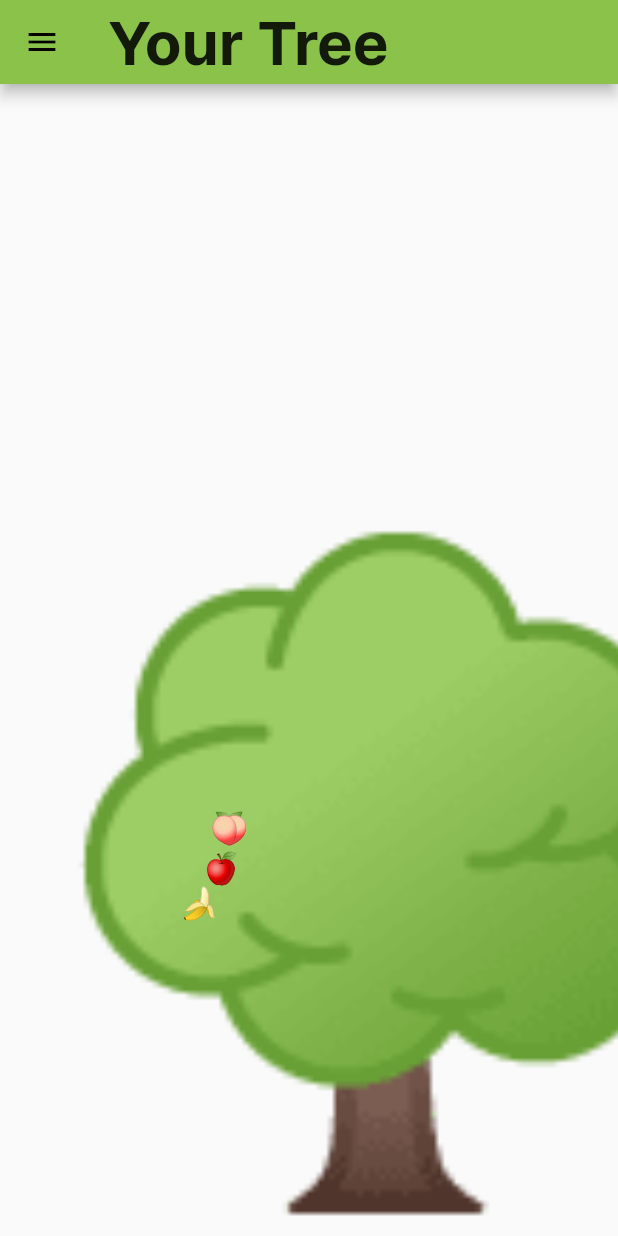
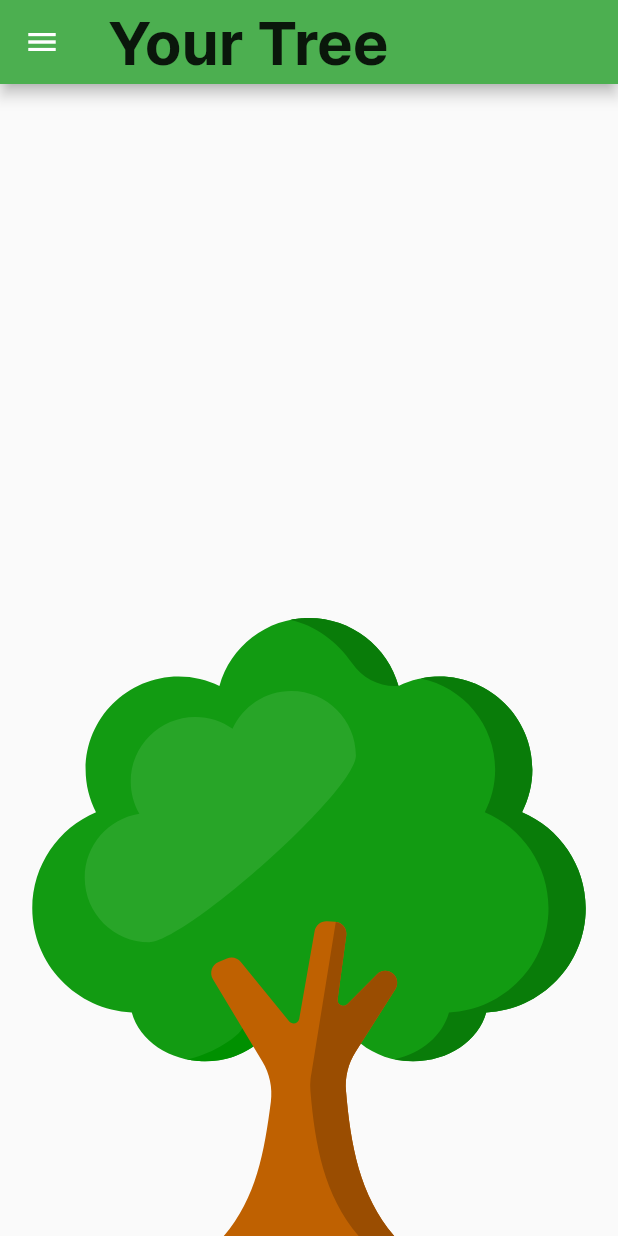
Before and after one commit to learyjk/focus_farmer, a Flutter app: the TreeScreen screen opened by its route, on a phone screen of 412 x 824 dp. Run offline on Flutter 3.47's test engine with Material 2 defaults, Android fonts, the phone set to English and light mode, and no system bars; our stand-ins replace carousel_slider, circular_countdown_timer, flutter_svg, numberpicker.

Commit message:
grphics updates, bug fixes, plotting function, org

```diff
--- a/lib/constants.dart
+++ b/lib/constants.dart
@@ -3,8 +3,10 @@ import 'package:flutter/material.dart';
 final kGreen = Colors.lightGreen[300];
 final kRed = Colors.red[300];
 
+const double fruitScaleFactor = 0.03;
+
 //const double treeSize = 400;
-const double fruitSize = 50;
+//const double fruitSize = 50;
 
 // Old Code I'm afraid to delete
 // double treeSize = MediaQuery.of(context).size.width;
--- a/lib/main.dart
+++ b/lib/main.dart
@@ -17,8 +17,10 @@ class MyApp extends StatelessWidget {
       create: (context) => FruitStack(),
       child: MaterialApp(
           title: 'Focus Farmer',
+          //themeMode: ThemeMode.dark,
+          darkTheme: ThemeData.dark().copyWith(),
           theme: ThemeData(
-            primarySwatch: Colors.lightGreen,
+            primarySwatch: Colors.green,
             fontFamily: 'Inter',
             textTheme: ThemeData.light().textTheme.copyWith(
                   bodyText1: TextStyle(
--- a/lib/providers/fruit_stack.dart
+++ b/lib/providers/fruit_stack.dart
@@ -3,24 +3,27 @@ import 'package:focus_farmer/providers/stack_item.dart';
 
 class FruitStack with ChangeNotifier {
   List<StackItem> _fruitStack = [
-    StackItem(
-        id: '1',
-        value: '🍎',
-        xCoord: 135,
-        yCoord: 227,
-        dateTime: DateTime.now()),
-    StackItem(
-        id: '2',
-        value: '🍑',
-        xCoord: 140,
-        yCoord: 200,
-        dateTime: DateTime.now()),
-    StackItem(
-        id: '3',
-        value: '🍌',
-        xCoord: 120,
-        yCoord: 250,
-        dateTime: DateTime.now())
+    // StackItem(
+    //     id: '1',
+    //     label: 'Apple',
+    //     assetPath: 'assets/images/fruits/apple.svg',
+    //     distFromLeft: 0.00,
+    //     distFromTop: 0.00,
+    //     dateTime: DateTime.now()),
+    // StackItem(
+    //     id: '2',
+    //     label: 'Apricot',
+    //     assetPath: 'assets/images/fruits/apricot.svg',
+    //     distFromLeft: 1.1,
+    //     distFromTop: 1.1,
+    //     dateTime: DateTime.now()),
+    // StackItem(
+    //     id: '3',
+    //     label: 'Banana',
+    //     assetPath: 'assets/images/fruits/bananas.svg',
+    //     distFromLeft: 0.27,
+    //     distFromTop: 0.19,
+    //     dateTime: DateTime.now())
   ];
 
   FruitStack();
--- a/lib/providers/stack_item.dart
+++ b/lib/providers/stack_item.dart
@@ -2,15 +2,17 @@ import 'package:flutter/cupertino.dart';
 
 class StackItem {
   final String id;
-  final Object value;
-  final double xCoord;
-  final double yCoord;
+  final String assetPath;
+  final Object label;
+  final double unitRadius;
+  final double unitAngle;
   final DateTime dateTime;
 
   StackItem(
       {@required this.id,
-      @required this.value,
-      @required this.xCoord,
-      @required this.yCoord,
+      @required this.assetPath,
+      @required this.label,
+      @required this.unitRadius,
+      @required this.unitAngle,
       @required this.dateTime});
 }
--- a/lib/screens/tree_screen.dart
+++ b/lib/screens/tree_screen.dart
@@ -4,6 +4,8 @@ import 'package:focus_farmer/providers/fruit_stack.dart';
 import 'package:focus_farmer/widgets/app_drawer.dart';
 import 'package:focus_farmer/widgets/stack_item_widget.dart';
 import 'package:provider/provider.dart';
+import 'package:flutter_svg/flutter_svg.dart';
+import 'package:focus_farmer/providers/stack_item.dart';
 
 class TreeScreen extends StatefulWidget {
   static const String routeName = '/tree-screen';
@@ -13,40 +15,62 @@ class TreeScreen extends StatefulWidget {
 }
 
 class _TreeScreenState extends State<TreeScreen> {
-  generateRandomPosition(double itemSize, double treeSize) {
-    double radius = (MediaQuery.of(context).size.width / 2) - (3 * itemSize);
-    double midTreeH = treeSize / 2;
-    double midTreeW = (MediaQuery.of(context).size.width / 2);
+  // List generateRandomPosition() {
+  //   final squareLength = MediaQuery.of(context).size.width;
+  //   final maxRadius = squareLength / 2 * 0.6;
+  //   var rand = Random();
+  //
+  //   final origin = [
+  //     squareLength / 2,
+  //     squareLength / 2 - squareLength * 0.15,
+  //   ];
+  //
+  //   final randomRadius = maxRadius * rand.nextDouble();
+  //   final randomAngle = 2 * pi * rand.nextDouble();
+  //
+  //   // print('random radius $randomRadius');
+  //   // print('random angle $randomAngle');
+  //
+  //   final xTrans = randomRadius * cos(randomAngle);
+  //   final yTrans = randomRadius * sin(randomAngle);
+  //
+  //   // print('xTrans $xTrans');
+  //   // print('yTrans $yTrans');
+  //
+  //   origin[0] = origin[0] + xTrans;
+  //   origin[1] = origin[1] + yTrans;
+  //
+  //   // print(origin);
+  //
+  //   return origin;
+  // }
 
-    var rand = Random();
-    var t = 2 * pi * rand.nextDouble(); //random angle
-    var r = rand.nextDouble() * radius;
-
-    var xCoord = midTreeW + r * cos(t);
-    var yCoord = midTreeH + r * sin(t);
-
-    // print('x: $xCoord');
-    // print('y: $yCoord');
-    return [xCoord, yCoord];
-  }
+  // function to test plotting of fruit on the tree
+  // void testFruitPlot(List<Widget> myList) {
+  //   for (int i = 0; i < 100; i++) {
+  //     final pos = generateRandomPosition();
+  //
+  //     final newItem = StackItem(
+  //         id: '1',
+  //         assetPath: 'assets/images/fruits/apple.svg',
+  //         label: 'Apple',
+  //         unitRadius: pos[0],
+  //         unitAngle: pos[1],
+  //         dateTime: DateTime.now());
+  //     myList.add(StackItemWidget(newItem));
+  //   }
+  // }
 
   List<Widget> generateTreeAndItemsList() {
     List<Widget> stackList = [];
+    final Widget treeSvg = SvgPicture.asset(
+      'assets/images/tree.svg',
+      semanticsLabel: 'Productivity Tree',
+      width: MediaQuery.of(context).size.width,
+      height: MediaQuery.of(context).size.width,
+    );
 
-    // Add the tree
-    stackList.add(
-      RichText(
-        text: TextSpan(
-          text: '',
-          children: [
-            TextSpan(
-              text: '🌳',
-              style: TextStyle(fontSize: MediaQuery.of(context).size.width),
-            ),
-          ],
-        ),
-      ),
-    );
+    stackList.add(treeSvg);
 
     // Add the fruit
     var fruitToAdd = Provider.of<FruitStack>(context).fruitStack;
@@ -54,6 +78,8 @@ class _TreeScreenState extends State<TreeScreen> {
     fruitToAdd.map((item) {
       stackList.add(StackItemWidget(item));
     }).toList();
+
+    // testFruitPlot(stackList);
 
     return stackList;
   }
@@ -73,13 +99,12 @@ class _TreeScreenState extends State<TreeScreen> {
       body: Container(
         height: MediaQuery.of(context).size.height,
         width: MediaQuery.of(context).size.width,
-        child: Column(
-          mainAxisAlignment: MainAxisAlignment.end,
-          children: [
-            Stack(
-              children: stackList,
-            ),
-          ],
+        child: FittedBox(
+          child: Stack(
+            children: stackList,
+          ),
+          //fit: BoxFit.fitWidth,
+          alignment: Alignment.bottomCenter,
         ),
       ),
     );
--- a/lib/widgets/stack_item_widget.dart
+++ b/lib/widgets/stack_item_widget.dart
@@ -1,5 +1,8 @@
 import 'package:flutter/material.dart';
 import 'package:focus_farmer/providers/stack_item.dart';
+import 'package:focus_farmer/constants.dart';
+import 'package:flutter_svg/flutter_svg.dart';
+import 'dart:math';
 
 class StackItemWidget extends StatelessWidget {
   final StackItem item;
@@ -8,22 +11,58 @@ class StackItemWidget extends StatelessWidget {
 
   @override
   Widget build(BuildContext context) {
-    double fruitSize = MediaQuery.of(context).size.width * 0.05;
+    final screenWidth = MediaQuery.of(context).size.width;
+
+    List<double> getTreeCoordinatesForFruit(StackItem item) {
+      final double squareLength = screenWidth;
+      final double maxRadius = squareLength / 2 * 0.6;
+
+      // initialize with middle coord.
+      final List<double> coordinates = [
+        squareLength / 2,
+        squareLength / 2 - squareLength * 0.15,
+      ];
+
+      final randomRadius = maxRadius * item.unitRadius;
+      final randomAngle = 2 * pi * item.unitAngle;
+
+      // print('random radius $randomRadius');
+      // print('random angle $randomAngle');
+
+      final xTrans = randomRadius * cos(randomAngle);
+      final yTrans = randomRadius * sin(randomAngle);
+
+      // print('xTrans $xTrans');
+      // print('yTrans $yTrans');
+
+      coordinates[0] = coordinates[0] + xTrans;
+      coordinates[1] = coordinates[1] + yTrans;
+
+      print(coordinates);
+
+      return coordinates;
+    }
+
+    final List<double> coords = getTreeCoordinatesForFruit(item);
 
     return Positioned(
-      left: item.xCoord,
-      top: item.yCoord,
-      child: RichText(
-        text: TextSpan(
-          text: '',
-          children: [
-            TextSpan(
-              text: item.value,
-              style: TextStyle(fontSize: fruitSize),
-            ),
-          ],
-        ),
+      left: coords[0],
+      top: coords[1],
+      child: SvgPicture.asset(
+        item.assetPath,
+        semanticsLabel: item.label,
+        width: screenWidth * fruitScaleFactor,
+        height: screenWidth * fruitScaleFactor,
       ),
     );
   }
 }
+
+// Positioned(
+// left: item.xCoord,
+// top: item.yCoord,
+// child: Text(
+// item.value,
+// style: TextStyle(fontSize: fruitSize),
+// ),
+// );
```
Also changed, not shown: lib/screens/timer_select_screen.dart (+113 -46 lines), lib/widgets/app_drawer.dart (+19 -3 lines), lib/widgets/carousel_item.dart (+6 -12 lines), pubspec.yaml (+8 -3 lines), assets/images/tree.png (added), assets/images/tree.svg (added), pubspec.lock.
